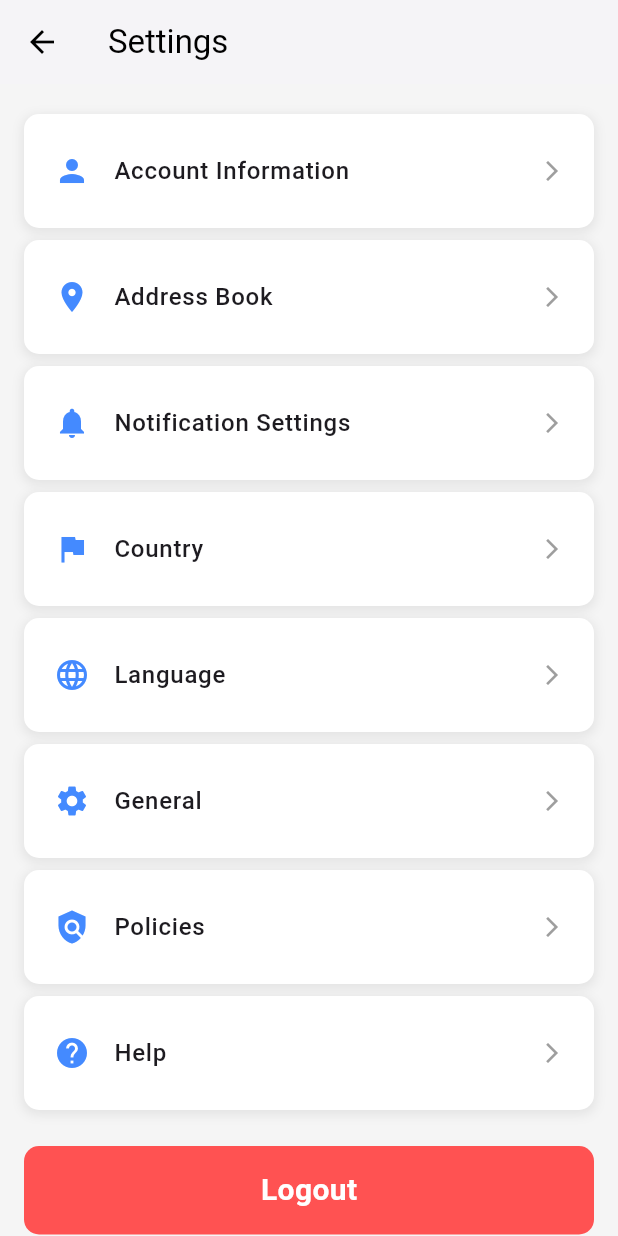
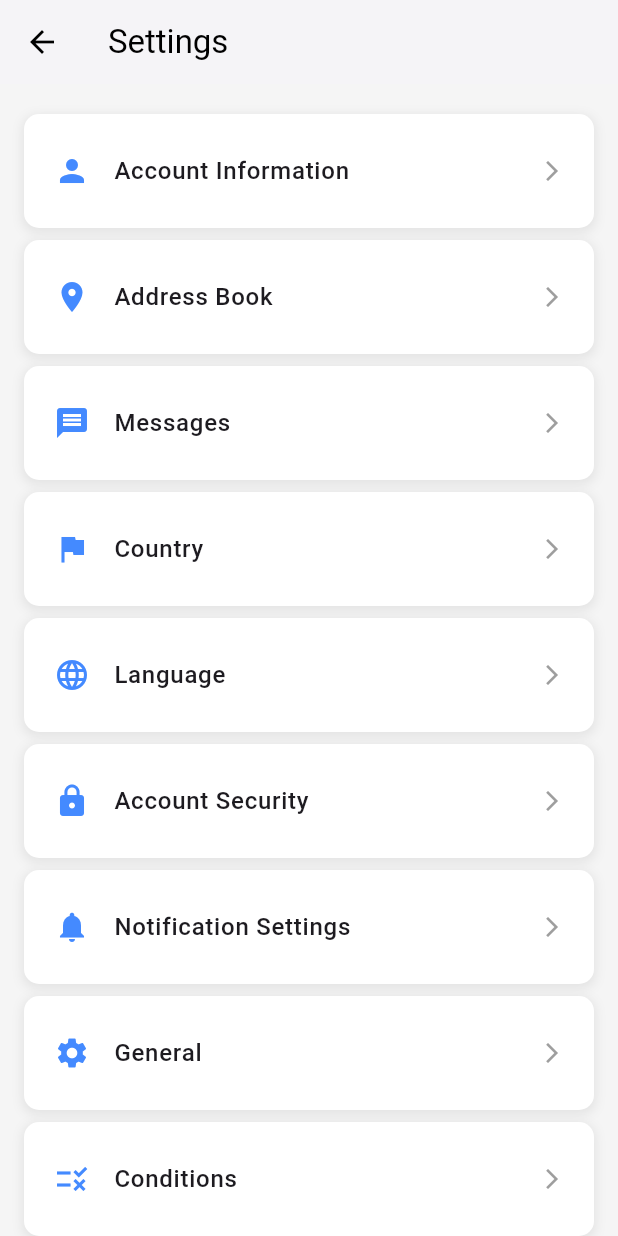
Before and after one commit to nisanray/megamart_ecommerce-app, a Flutter app: the SettingsView screen opened directly, on a phone screen of 412 x 824 dp. Run offline on Flutter 3.47's test engine with Material 3 defaults, Android fonts, the phone set to English and light mode, and no system bars; our stand-ins replace cached_network_image, cloud_firestore, firebase_auth, firebase_core, firebase_storage, flutter_svg and 3 more; accounts and stored records are empty.

Commit message:
added more options in settings page(only ui)

```diff
--- a/lib/views/settings/settings_view.dart
+++ b/lib/views/settings/settings_view.dart
@@ -39,7 +39,39 @@ class SettingsView extends StatelessWidget {
               title: 'Address Book',
               icon: Icons.location_on,
               onTap: () {
-
+                // Add your navigation logic here
+              },
+            ),
+            _buildSettingsOption(
+              context,
+              title: 'Messages',
+              icon: Icons.message,
+              onTap: () {
+                // Add your navigation logic here
+              },
+            ),
+            _buildSettingsOption(
+              context,
+              title: 'Country',
+              icon: Icons.flag,
+              onTap: () {
+                // Add your navigation logic here
+              },
+            ),
+            _buildSettingsOption(
+              context,
+              title: 'Language',
+              icon: Icons.language,
+              onTap: () {
+                // Add your navigation logic here
+              },
+            ),
+            _buildSettingsOption(
+              context,
+              title: 'Account Security',
+              icon: Icons.lock,
+              onTap: () {
+                // Add your navigation logic here
               },
             ),
             _buildSettingsOption(
@@ -47,23 +79,7 @@ class SettingsView extends StatelessWidget {
               title: 'Notification Settings',
               icon: Icons.notifications,
               onTap: () {
-
-              },
-            ),
-            _buildSettingsOption(
-              context,
-              title: 'Country',
-              icon: Icons.flag,
-              onTap: () {
-
-              },
-            ),
-            _buildSettingsOption(
-              context,
-              title: 'Language',
-              icon: Icons.language,
-              onTap: () {
-
+                // Add your navigation logic here
               },
             ),
             _buildSettingsOption(
@@ -71,7 +87,15 @@ class SettingsView extends StatelessWidget {
               title: 'General',
               icon: Icons.settings,
               onTap: () {
-
+                // Add your navigation logic here
+              },
+            ),
+            _buildSettingsOption(
+              context,
+              title: 'Conditions',
+              icon: Icons.rule,
+              onTap: () {
+                // Add your navigation logic here
               },
             ),
             _buildSettingsOption(
@@ -79,7 +103,7 @@ class SettingsView extends StatelessWidget {
               title: 'Policies',
               icon: Icons.policy,
               onTap: () {
-
+                // Add your navigation logic here
               },
             ),
             _buildSettingsOption(
@@ -87,7 +111,23 @@ class SettingsView extends StatelessWidget {
               title: 'Help',
               icon: Icons.help,
               onTap: () {
-
+                // Add your navigation logic here
+              },
+            ),
+            _buildSettingsOption(
+              context,
+              title: 'Feedback',
+              icon: Icons.feedback,
+              onTap: () {
+                // Add your navigation logic here
+              },
+            ),
+            _buildSettingsOption(
+              context,
+              title: 'Request Account Deletion',
+              icon: Icons.delete_forever,
+              onTap: () {
+                // Add your navigation logic here
               },
             ),
             const SizedBox(height: 20),
@@ -125,7 +165,6 @@ class SettingsView extends StatelessWidget {
       ),
     );
   }
-
 
   Widget _buildLogoutButton(BuildContext context) {
     return InkWell(
```
